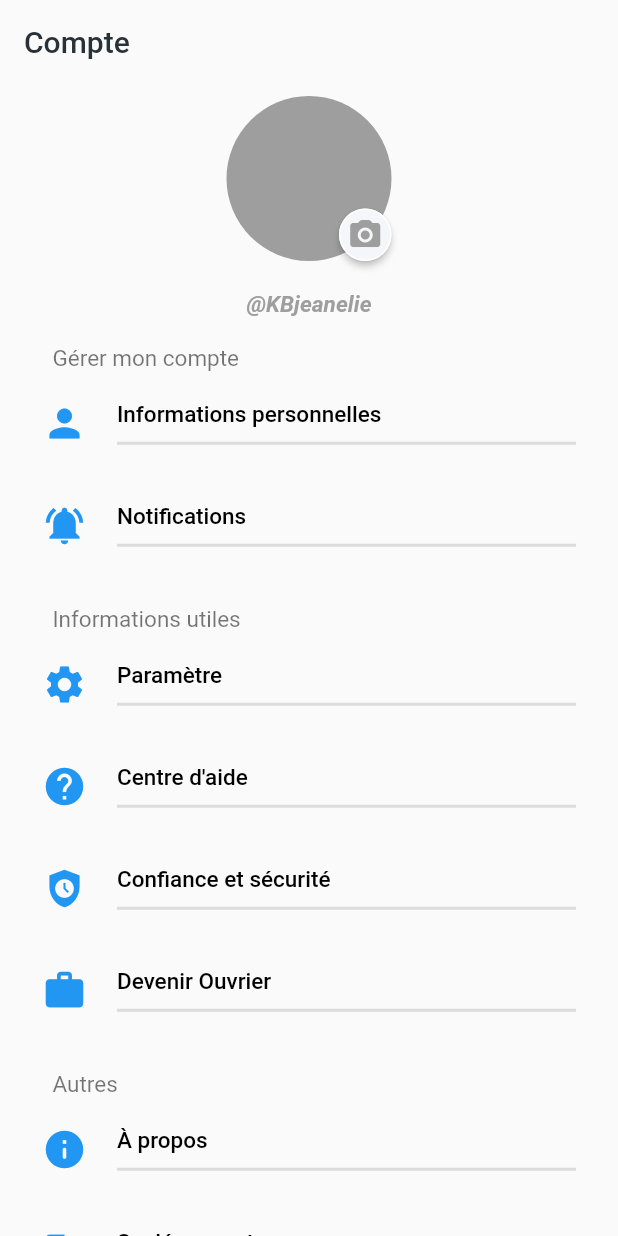
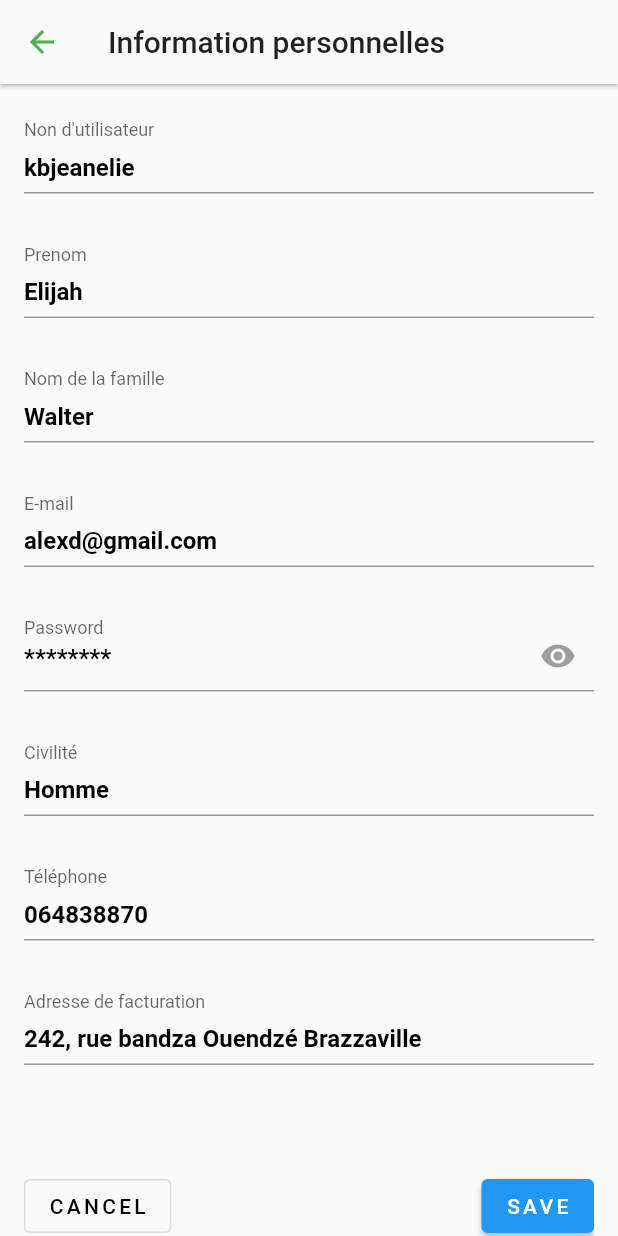
Before and after one commit to gloirebeniche/oppuss, a Flutter app: the AccountView screen opened directly, after a tap on "Informations personnelles", on a phone screen of 412 x 824 dp. Run offline on Flutter 3.47's test engine with Material 2 defaults, Android fonts, the phone set to English and light mode, and no system bars; our stand-ins replace flutter_svg, go_router, google_fonts, pinput.

Commit message:
Ajout de l'interface "Informations personnelle" contenu dans le fichier profile_edit.dart

```diff
--- a/lib/particulars/account_view.dart
+++ b/lib/particulars/account_view.dart
@@ -1,4 +1,5 @@
 import 'package:flutter/material.dart';
+import 'package:oppuss/particulars/profile_edit_view.dart';
 import 'package:oppuss/utils/theme.dart';
 
 class AccountView extends StatelessWidget {
@@ -21,7 +22,10 @@ class AccountView extends StatelessWidget {
           ProfileMenuWidget(
             text: "Informations personnelles",
             icon: Icons.person,
-            press: (){}
+            press: (){
+              Navigator.push(context, MaterialPageRoute(
+                builder: (context) => const EditProfilePage()));
+            }
           ),
           ProfileMenuWidget(
             text: "Notifications",
--- /dev/null
+++ b/lib/particulars/profile_edit_view.dart
@@ -0,0 +1,122 @@
+import 'package:flutter/material.dart';
+
+
+class EditProfilePage extends StatefulWidget {
+  const EditProfilePage({super.key});
+
+  @override
+  // ignore: library_private_types_in_public_api
+  _EditProfilePageState createState() => _EditProfilePageState();
+}
+
+class _EditProfilePageState extends State<EditProfilePage> {
+  bool showPassword = false;
+  @override
+  Widget build(BuildContext context) {
+    return Scaffold(
+      appBar: AppBar(
+        title: const Text("Information personnelles",
+            style: TextStyle(fontSize: 20, color: Colors.black87),
+          ),
+        backgroundColor: Theme.of(context).scaffoldBackgroundColor,
+        elevation: 1,
+        leading: IconButton(
+          icon: const Icon(
+            Icons.arrow_back,
+            color: Colors.green,
+          ),
+          onPressed: () {
+            Navigator.pop(context);
+          },
+        ),
+      ),
+      body: Container(
+        padding: const EdgeInsets.only(left: 16, top: 25, right: 16),
+        child: GestureDetector(
+          onTap: () {
+            FocusScope.of(context).unfocus();
+          },
+          child: ListView(
+            children: [
+              buildTextField("Non d'utilisateur", "kbjeanelie", false),
+              buildTextField("Prenom", "Elijah", false),
+              buildTextField("Nom de la famille", "Walter", false),
+              buildTextField("E-mail", "alexd@gmail.com", false),
+              buildTextField("Password", "********", true),
+              buildTextField("Civilité", "Homme", false),
+              buildTextField("Téléphone", "064838870", false),
+              buildTextField("Adresse de facturation", "242, rue bandza Ouendzé Brazzaville", false),
+              const SizedBox(
+                height: 35,
+              ),
+              Row(
+                mainAxisAlignment: MainAxisAlignment.spaceBetween,
+                children: [
+                  OutlinedButton(
+                    // padding: const EdgeInsets.symmetric(horizontal: 50),
+                    // shape: RoundedRectangleBorder(
+                    //     borderRadius: BorderRadius.circular(20)),
+                    onPressed: () {},
+                    child: const Text("CANCEL",
+                        style: TextStyle(
+                            fontSize: 14,
+                            letterSpacing: 2.2,
+                            color: Colors.black)),
+                  ),
+                  ElevatedButton(
+                    // color: Colors.green,
+                    // padding: const EdgeInsets.symmetric(horizontal: 50),
+                    // elevation: 2,
+                    // shape: RoundedRectangleBorder(
+                    //     borderRadius: BorderRadius.circular(20)),
+                    onPressed: () {  },
+                    child: const Text(
+                      "SAVE",
+                      style: TextStyle(
+                          fontSize: 14,
+                          letterSpacing: 2.2,
+                          color: Colors.white),
+                    ),
+                  )
+                ],
+              )
+            ],
+          ),
+        ),
+      ),
+    );
+  }
+
+  Widget buildTextField(
+      String labelText, String placeholder, bool isPasswordTextField) {
+    return Padding(
+      padding: const EdgeInsets.only(bottom: 35.0),
+      child: TextField(
+        obscureText: isPasswordTextField ? showPassword : false,
+        decoration: InputDecoration(
+            suffixIcon: isPasswordTextField
+                ? IconButton(
+                    onPressed: () {
+                      setState(() {
+                        showPassword = !showPassword;
+                      });
+                    },
+                    icon: const Icon(
+                      Icons.remove_red_eye,
+                      color: Colors.grey,
+                    ),
+                  )
+                : null,
+            contentPadding: const EdgeInsets.only(bottom: 3),
+            labelText: labelText,
+            floatingLabelBehavior: FloatingLabelBehavior.always,
+            hintText: placeholder,
+            hintStyle: const TextStyle(
+              fontSize: 16,
+              fontWeight: FontWeight.bold,
+              color: Colors.black,
+            )),
+      ),
+    );
+  }
+}
```
Also changed, not shown: lib/particulars/notification_view.dart (added).
